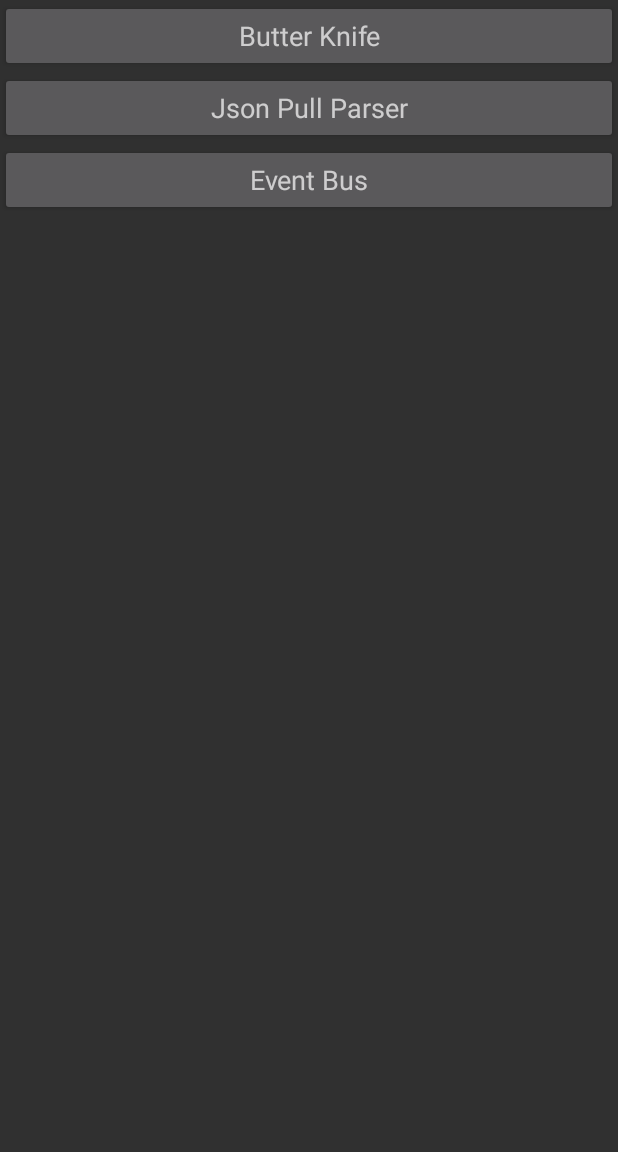
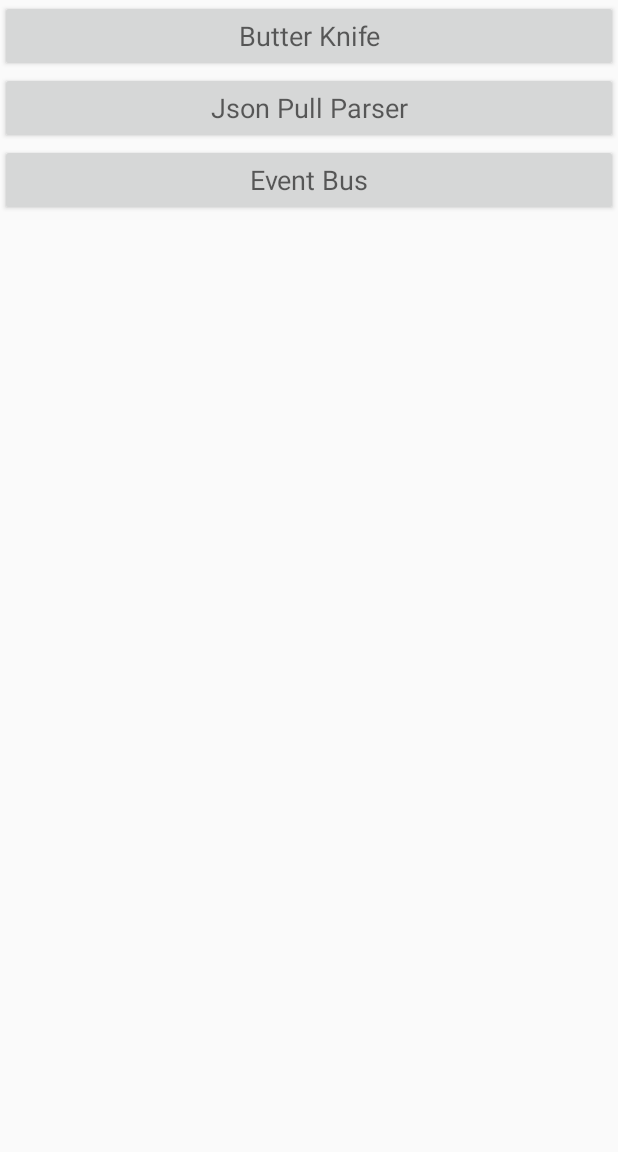
Before and after one commit to WaterCell/android-app-template, an Android app: the screen it shows after launch (MainActivity), on a phone screen of 412 x 824 dp, the part 84-1236 px from its top. Run offline under Robolectric (Android 15) with nearby library versions, the phone set to English and light mode, and no system bars; our stand-ins replace ButterKnife, Picasso; libraries missing offline, so code that uses them is left out: de.greenrobot.event, net.vvakame.util, uk.co.senab; pictures from the network do not load; 1 statement that could not run was skipped.

Commit message:
Fix theme that wrong modified in ac2da6e

```diff
--- a/app/src/main/res/values/styles.xml
+++ b/app/src/main/res/values/styles.xml
@@ -1,7 +1,7 @@
 <?xml version="1.0" encoding="utf-8"?>
 <resources>
 
-    <style name="BaseTheme" parent="Theme.AppCompat.NoActionBar" />
+    <style name="BaseTheme" parent="Theme.AppCompat.Light.NoActionBar" />
 
     <style name="AppThemeBase" parent="BaseTheme">
         <!--
```
